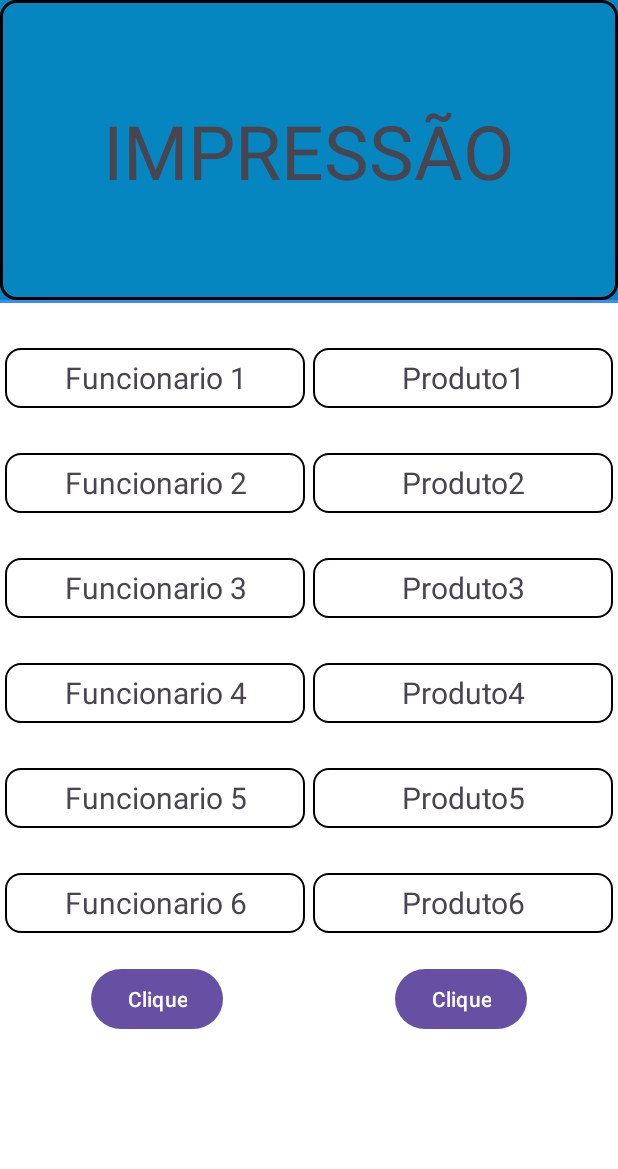
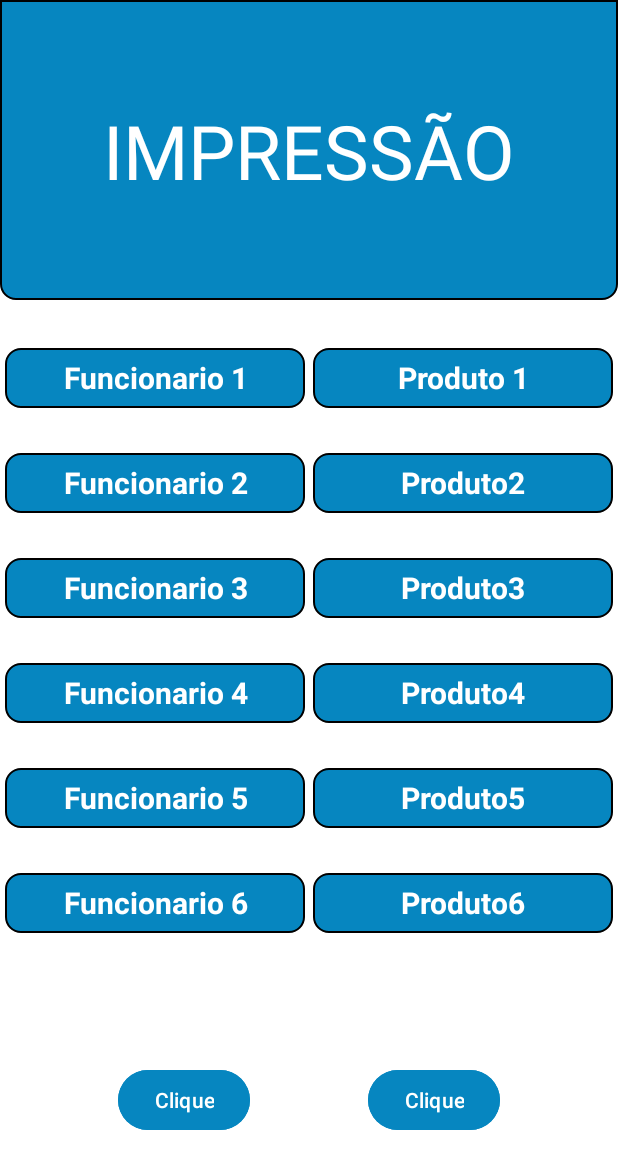
Before and after one commit to lscaglione/tecnoprintApp, an Android app: the screen it shows after launch (MainActivity before the commit, menuImpressao after it), on a phone screen of 412 x 824 dp. Shown: the top 1169 px of the screen. Run offline under Robolectric (Android 15) with nearby library versions, the phone set to English and light mode, and no system bars.

Commit message:
Mudança no layout principal, e mudança de nomes da activity main para activity_menu_impressao.xml

```diff
--- a/app/src/main/AndroidManifest.xml
+++ b/app/src/main/AndroidManifest.xml
@@ -22,7 +22,7 @@
             android:name=".inserirImpressao"
             android:exported="false" />
         <activity
-            android:name=".MainActivity"
+            android:name=".menuImpressao"
             android:exported="true">
             <intent-filter>
                 <action android:name="android.intent.action.MAIN" />
--- a/app/src/main/java/br/com/lucca/app4/inserirImpressao.kt
+++ b/app/src/main/java/br/com/lucca/app4/inserirImpressao.kt
@@ -4,7 +4,6 @@ import android.content.Intent
 import androidx.appcompat.app.AppCompatActivity
 import android.os.Bundle
 import android.widget.Button
-import com.google.android.material.textfield.TextInputEditText
 
 class inserirImpressao : AppCompatActivity() {
     override fun onCreate(savedInstanceState: Bundle?) {
@@ -17,7 +16,7 @@ class inserirImpressao : AppCompatActivity() {
 
 
         botaoTelaInicial.setOnClickListener {
-            val intent = Intent(this, MainActivity::class.java)
+            val intent = Intent(this, menuImpressao::class.java)
             startActivity(intent)
 
         }
--- a/app/src/main/java/br/com/lucca/app4/MainActivity.kt
+++ b/app/src/main/java/br/com/lucca/app4/menuImpressao.kt
@@ -4,12 +4,11 @@ import android.content.Intent
 import androidx.appcompat.app.AppCompatActivity
 import android.os.Bundle
 import android.widget.Button
-import android.widget.TextView
 
-class MainActivity : AppCompatActivity() {
+class menuImpressao : AppCompatActivity() {
     override fun onCreate(savedInstanceState: Bundle?) {
         super.onCreate(savedInstanceState)
-        setContentView(R.layout.activity_main)
+        setContentView(R.layout.activity_menu_impressao)
 
         val botao1: Button = findViewById(R.id.botao1)
         botao1.setOnClickListener {
--- /dev/null
+++ b/app/src/main/res/drawable/rounded_bacgkround_blue.xml
@@ -0,0 +1,7 @@
+<?xml version="1.0" encoding="utf-8"?>
+<shape xmlns:android="http://schemas.android.com/apk/res/android">
+    <corners android:radius="10dp" /> <!-- Raio das bordas -->
+    <solid android:color="#0686C0" /> <!-- Cor de fundo, ajuste conforme necessário -->
+    <stroke android:width="1dp" android:color="#000000" /> <!-- Borda (opcional) -->
+
+</shape>
--- a/app/src/main/res/drawable/rounded_background.xml
+++ b/app/src/main/res/drawable/rounded_background.xml
@@ -1,14 +1,9 @@
 <?xml version="1.0" encoding="utf-8"?>
-<layer-list xmlns:android="http://schemas.android.com/apk/res/android">
-    <!-- Background com cor -->
-    <item android:drawable="@color/blue" />
-
-    <!-- Borda arredondada -->
-    <item>
-        <shape>
-            <solid android:color="@android:color/transparent" />
-            <corners android:radius="10dp" />
-            <stroke android:width="2dp" android:color="#000000" />
-        </shape>
-    </item>
-</layer-list>
+<shape xmlns:android="http://schemas.android.com/apk/res/android">
+    <corners android:topLeftRadius="0dp"
+        android:topRightRadius="0dp"
+        android:bottomLeftRadius="10dp"
+        android:bottomRightRadius="10dp" />
+    <solid android:color="#0686C0" />
+    <stroke android:width="1dp" android:color="#000000" />
+</shape>
--- a/app/src/main/res/layout/activity_main.xml
+++ b/app/src/main/res/layout/activity_menu_impressao.xml
@@ -5,11 +5,11 @@
     android:layout_width="match_parent"
     android:layout_height="match_parent"
     android:background="@color/white"
-    tools:context=".MainActivity">
+    tools:context=".menuImpressao">
 
 
     <View
-        android:id="@+id/menu"
+        android:id="@+id/menuImpressao"
         android:layout_width="match_parent"
         android:layout_height="200dp"
         android:background="@drawable/rounded_background"
@@ -22,22 +22,23 @@
         android:id="@+id/linhaDivisoria"
         android:layout_width="0dp"
         android:layout_height="2dp"
-        android:background="@color/blue_claro"
+        android:background="@color/white"
         app:layout_constraintBottom_toTopOf="@id/funcionario1"
         app:layout_constraintEnd_toEndOf="parent"
         app:layout_constraintStart_toStartOf="parent"
-        app:layout_constraintTop_toBottomOf="@id/menu" />
+        app:layout_constraintTop_toBottomOf="@id/menuImpressao" />
 
     <TextView
         android:id="@+id/titulo"
         android:layout_width="wrap_content"
         android:layout_height="wrap_content"
+        android:textColor="@color/white"
         android:text="IMPRESSÃO"
         android:textSize="50sp"
-        app:layout_constraintBottom_toBottomOf="@id/menu"
-        app:layout_constraintEnd_toEndOf="@id/menu"
-        app:layout_constraintStart_toStartOf="@id/menu"
-        app:layout_constraintTop_toTopOf="@id/menu" />
+        app:layout_constraintBottom_toBottomOf="@id/menuImpressao"
+        app:layout_constraintEnd_toEndOf="@id/menuImpressao"
+        app:layout_constraintStart_toStartOf="@id/menuImpressao"
+        app:layout_constraintTop_toTopOf="@id/menuImpressao" />
 
     <TextView
         android:id="@+id/funcionario1"
@@ -89,19 +90,18 @@
 
     <TextView
         android:id="@+id/produto1"
-        style="@style/TextViewStyleProdutos"
-        android:text="Produto1"
+        style="@style/TextViewStyleProdutosBlue"
+        android:text="Produto 1"
         app:layout_constraintBottom_toBottomOf="@id/funcionario1"
         app:layout_constraintStart_toEndOf="@id/funcionario1"
         app:layout_constraintTop_toTopOf="@id/funcionario1"
         android:layout_marginEnd="3dp"
 
-
         />
 
     <TextView
         android:id="@+id/produto2"
-        style="@style/TextViewStyleProdutos"
+        style="@style/TextViewStyleProdutosBlue"
         android:text="Produto2"
         app:layout_constraintBottom_toBottomOf="@id/funcionario2"
         app:layout_constraintStart_toEndOf="@id/funcionario2"
@@ -113,7 +113,7 @@
 
     <TextView
         android:id="@+id/produto3"
-        style="@style/TextViewStyleProdutos"
+        style="@style/TextViewStyleProdutosBlue"
         android:text="Produto3"
         app:layout_constraintBottom_toBottomOf="@id/funcionario3"
         app:layout_constraintStart_toEndOf="@id/funcionario3"
@@ -124,7 +124,7 @@
 
     <TextView
         android:id="@+id/produto4"
-        style="@style/TextViewStyleProdutos"
+        style="@style/TextViewStyleProdutosBlue"
         android:text="Produto4"
         app:layout_constraintBottom_toBottomOf="@id/funcionario4"
         app:layout_constraintStart_toEndOf="@id/funcionario4"
@@ -135,7 +135,7 @@
 
     <TextView
         android:id="@+id/produto5"
-        style="@style/TextViewStyleProdutos"
+        style="@style/TextViewStyleProdutosBlue"
         android:text="Produto5"
         app:layout_constraintBottom_toBottomOf="@id/funcionario5"
         app:layout_constraintStart_toEndOf="@id/funcionario5"
@@ -146,7 +146,7 @@
 
     <TextView
         android:id="@+id/produto6"
-        style="@style/TextViewStyleProdutos"
+        style="@style/TextViewStyleProdutosBlue"
         android:text="Produto6"
         app:layout_constraintBottom_toBottomOf="@id/funcionario6"
         app:layout_constraintStart_toEndOf="@id/funcionario6"
@@ -161,19 +161,24 @@
         android:layout_height="wrap_content"
         android:layout_marginTop="20dp"
         android:text="Clique"
-        app:layout_constraintEnd_toStartOf="@id/produto6"
+        app:layout_constraintEnd_toStartOf="@id/botao2"
         app:layout_constraintStart_toStartOf="parent"
-        app:layout_constraintTop_toBottomOf="@id/funcionario6" />
+        app:layout_constraintTop_toBottomOf="@id/funcionario6"
+        app:layout_constraintBottom_toBottomOf="parent"
+        android:backgroundTint="@color/blue"
+        />
 
     <Button
         android:id="@+id/botao2"
         android:layout_width="wrap_content"
         android:layout_height="wrap_content"
-        android:layout_marginTop="20dp"
         android:text="Clique"
+        app:layout_constraintTop_toTopOf="@id/botao1"
+        app:layout_constraintBottom_toBottomOf="@id/botao1"
+        app:layout_constraintStart_toEndOf="@id/botao1"
         app:layout_constraintEnd_toEndOf="parent"
-        app:layout_constraintStart_toEndOf="@id/funcionario6"
-        app:layout_constraintTop_toBottomOf="@id/produto6" />
+        android:backgroundTint="@color/blue"
+        />
 
 
 </androidx.constraintlayout.widget.ConstraintLayout>
--- a/app/src/main/res/values/styles.xml
+++ b/app/src/main/res/values/styles.xml
@@ -11,7 +11,9 @@
         <item name ="layout_constraintStart_toStartOf">parent</item>
         <item name="layout_constraintWidth_percent">0.485</item>
         <item name="layout_constraintHorizontal_bias">0.0</item>
-        <item name="android:background">@drawable/rounded_background_white</item>
+        <item name="android:background">@drawable/rounded_bacgkround_blue</item>
+        <item name="android:textColor">@color/white</item>
+        <item name="android:textStyle">bold</item>
     </style>
 
     <style name="TextViewStyleProdutos">
@@ -35,4 +37,19 @@
         <item name="android:background">@drawable/rounded_background_white</item>
         <item name="android:layout_marginEnd">2dp</item>
     </style>
+
+    <style name="TextViewStyleProdutosBlue">
+        <item name="android:layout_width">0dp</item><!-- Borda arredondada -->
+        <item name="android:layout_height">40dp</item><!-- Borda arredondada -->
+        <item name="paddingEnd">10dp</item><!-- Borda arredondada -->
+        <item name="android:textSize">20sp</item><!-- Borda arredondada -->
+        <item name="android:gravity">center</item><!-- Borda arredondada -->
+        <item name ="layout_constraintEnd_toEndOf">parent</item><!-- Borda arredondada -->
+        <item name="layout_constraintWidth_percent">0.485</item><!-- Borda arredondada -->
+        <item name="layout_constraintHorizontal_bias">1.0</item><!-- Borda arredondada -->
+        <item name="android:background">@drawable/rounded_bacgkround_blue</item><!-- Borda arredondada -->
+        <item name="android:textStyle">bold</item>
+        <item name="android:textColor">@color/white</item>
+
+    </style>
 </resources>
```
